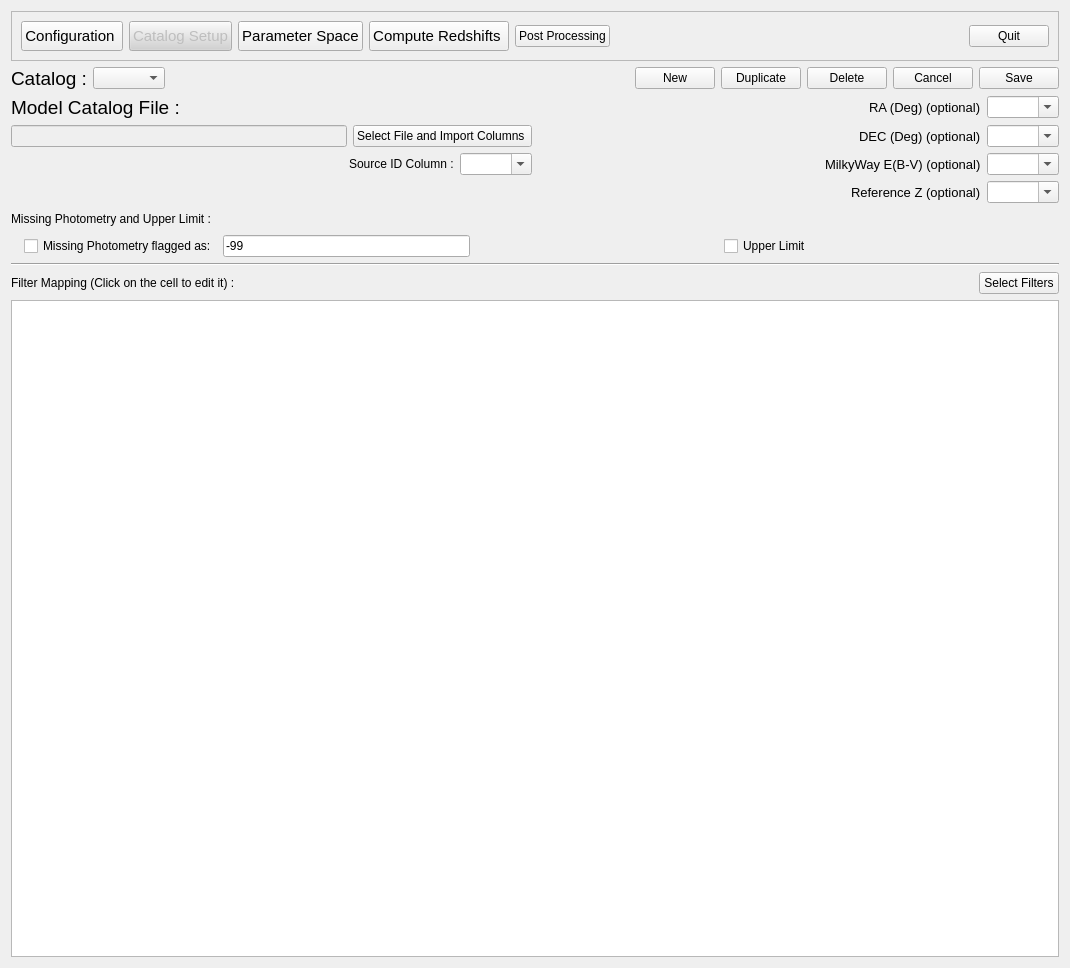
This is PhzQtUI/auxdir/PhzQtUI/FormSurveyMapping.ui in astrorama/Phosphoros as Qt 5 draws it before an edit. The edited form follows.
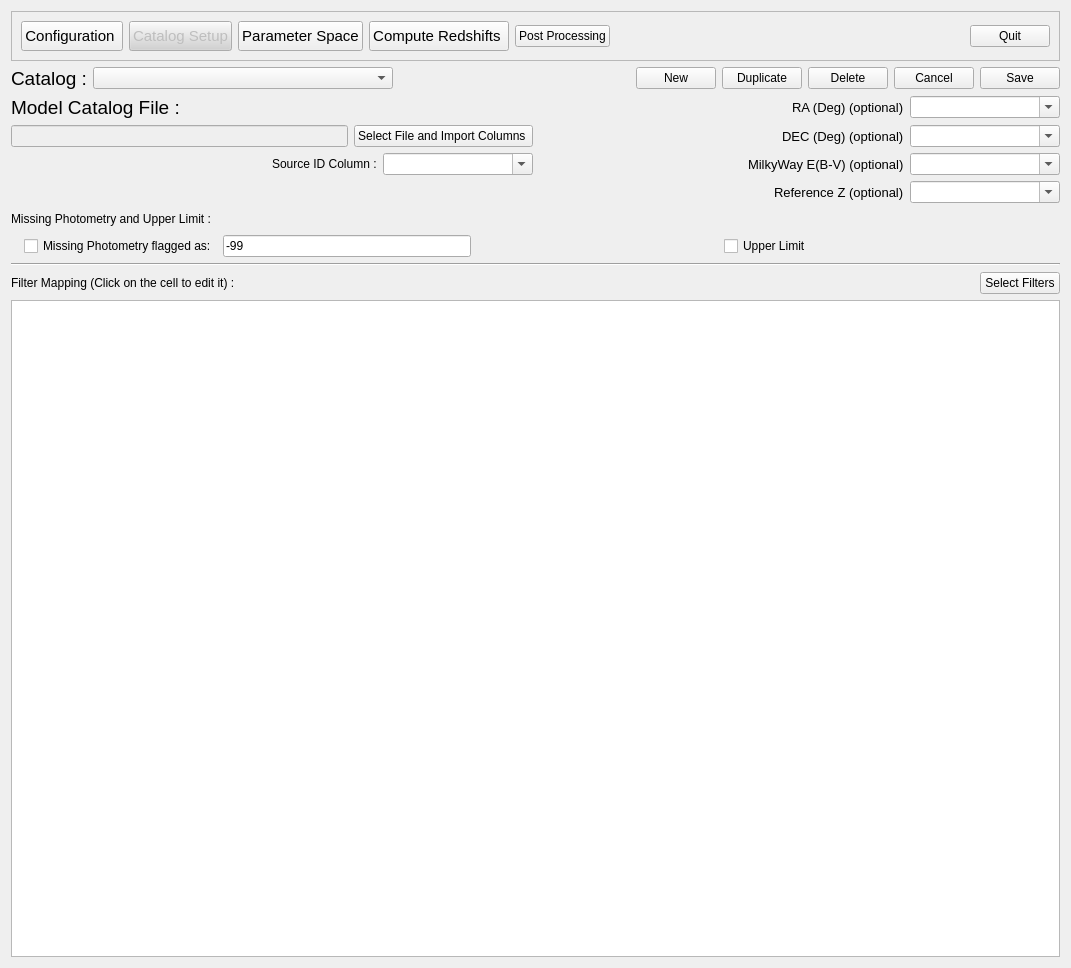
This is the edited form.

Commit message: Changes after presentation of the refactored GUI

```diff
--- a/PhzQtUI/auxdir/PhzQtUI/FormSurveyMapping.ui
+++ b/PhzQtUI/auxdir/PhzQtUI/FormSurveyMapping.ui
@@ -6,7 +6,7 @@
    <rect>
     <x>0</x>
     <y>0</y>
-    <width>1070</width>
+    <width>1071</width>
     <height>968</height>
    </rect>
   </property>
@@ -163,7 +163,20 @@
         </widget>
        </item>
        <item>
-        <widget class="QComboBox" name="cb_catalog_type"/>
+        <widget class="QComboBox" name="cb_catalog_type">
+         <property name="sizePolicy">
+          <sizepolicy hsizetype="Preferred" vsizetype="Fixed">
+           <horstretch>0</horstretch>
+           <verstretch>0</verstretch>
+          </sizepolicy>
+         </property>
+         <property name="minimumSize">
+          <size>
+           <width>300</width>
+           <height>0</height>
+          </size>
+         </property>
+        </widget>
        </item>
        <item>
         <spacer name="horizontalSpacer_14">
@@ -277,6 +290,12 @@
        </item>
        <item>
         <widget class="QComboBox" name="cb_Ra">
+         <property name="minimumSize">
+          <size>
+           <width>150</width>
+           <height>0</height>
+          </size>
+         </property>
          <property name="editable">
           <bool>true</bool>
          </property>
@@ -334,6 +353,12 @@
        </item>
        <item>
         <widget class="QComboBox" name="cb_Dec">
+         <property name="minimumSize">
+          <size>
+           <width>150</width>
+           <height>0</height>
+          </size>
+         </property>
          <property name="editable">
           <bool>true</bool>
          </property>
@@ -365,6 +390,12 @@
        </item>
        <item>
         <widget class="QComboBox" name="cb_SourceId">
+         <property name="minimumSize">
+          <size>
+           <width>150</width>
+           <height>0</height>
+          </size>
+         </property>
          <property name="editable">
           <bool>true</bool>
          </property>
@@ -401,6 +432,12 @@
        </item>
        <item>
         <widget class="QComboBox" name="cb_GalEbv">
+         <property name="minimumSize">
+          <size>
+           <width>150</width>
+           <height>0</height>
+          </size>
+         </property>
          <property name="editable">
           <bool>true</bool>
          </property>
@@ -437,6 +474,12 @@
        </item>
        <item>
         <widget class="QComboBox" name="cb_RefZ">
+         <property name="minimumSize">
+          <size>
+           <width>150</width>
+           <height>0</height>
+          </size>
+         </property>
          <property name="editable">
           <bool>true</bool>
          </property>
```
Left out of the diff: 2 changed lines with no effect on the pictures. The commit also changes 6 other files.
